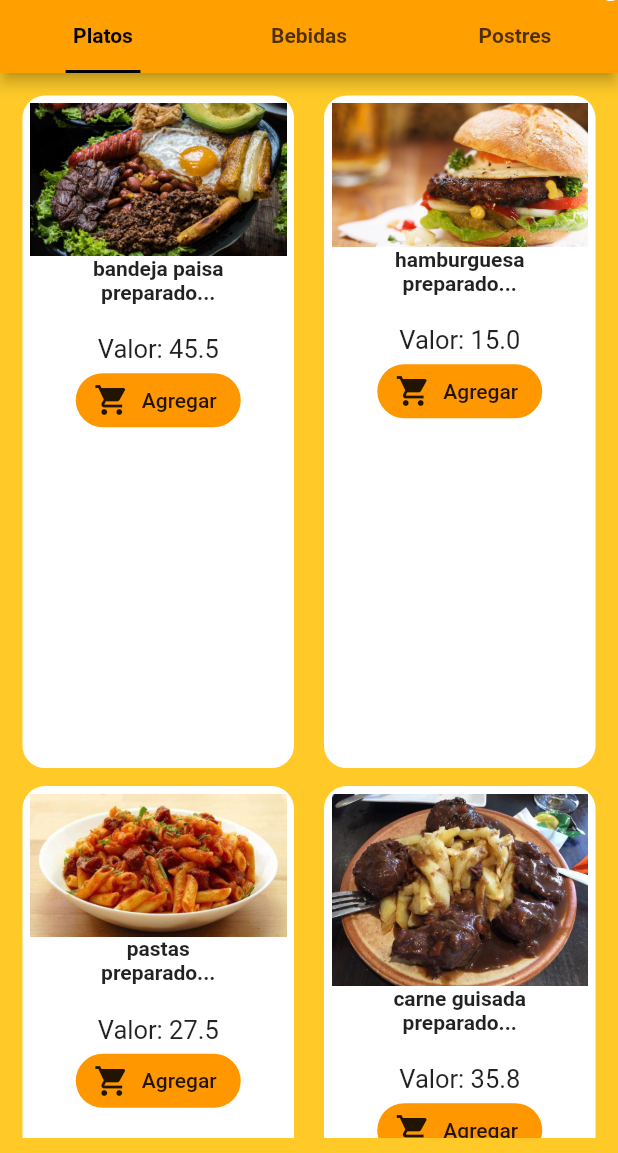
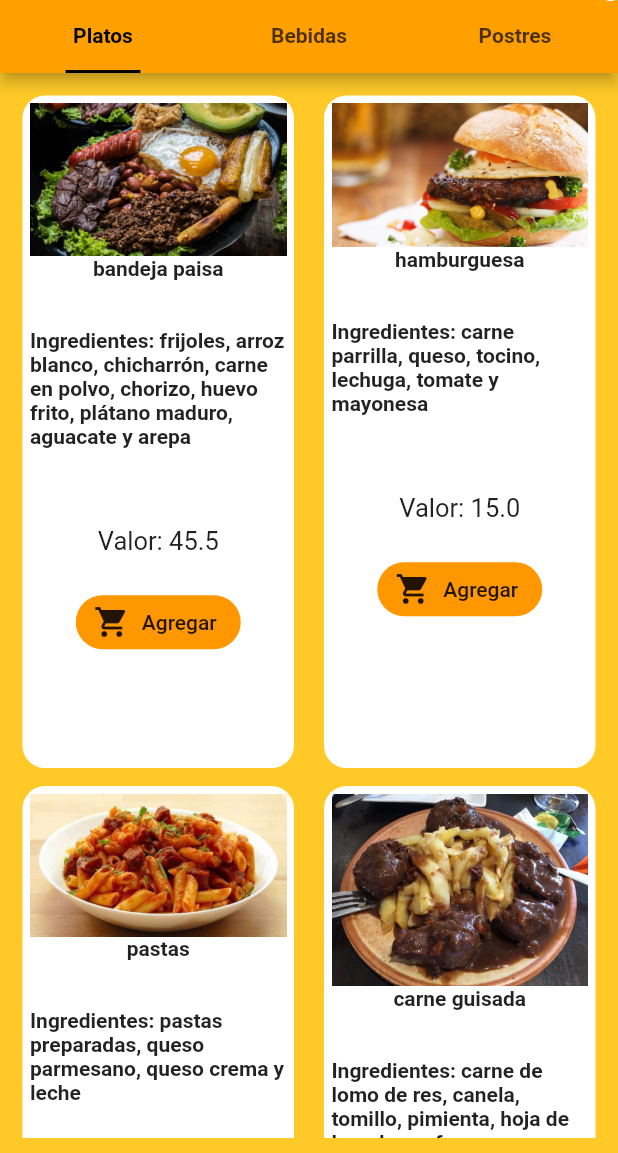
Before and after one commit to RaulRestrepoGonzalez/restaurants, a Flutter app: the Carta screen opened directly, on a phone screen of 412 x 824 dp, the part 83-1236 px from its top. Run offline on Flutter 3.47's test engine with Material 2 defaults, Android fonts, the phone set to English and light mode, and no system bars.

Commit message:
modificacion en el mapeado de la carta

```diff
--- a/lib/carta.dart
+++ b/lib/carta.dart
@@ -126,17 +126,19 @@ class _CartaState extends State<Carta> {
                         children: <Widget>[
                           Image.asset("assets/image/" + platos[index].imagen),
                           Text(
-                            platos[index].nombre,
+                            platos[index].nombre + '\n\n',
                             style: TextStyle(fontWeight: FontWeight.bold),
                           ),
                           Text(
-                            platos[index].descripcion,
+                            platos[index].descripcion + '\n\n',
                             style: TextStyle(fontWeight: FontWeight.bold),
                           ),
                           Padding(
                             padding: EdgeInsets.only(top: 20),
                             child: Text(
-                              "Valor: " + platos[index].precio.toString(),
+                              "Valor: " +
+                                  platos[index].precio.toString() +
+                                  '\n',
                               style: TextStyle(fontSize: 17),
                             ),
                           ),
@@ -199,17 +201,19 @@ class _CartaState extends State<Carta> {
                         children: <Widget>[
                           Image.asset("assets/image/" + bebidas[index].imagen),
                           Text(
-                            bebidas[index].nombre,
+                            bebidas[index].nombre + '\n\n',
                             style: TextStyle(fontWeight: FontWeight.bold),
                           ),
                           Text(
-                            bebidas[index].descripcion,
+                            bebidas[index].descripcion + '\n\n',
                             style: TextStyle(fontWeight: FontWeight.bold),
                           ),
                           Padding(
                             padding: EdgeInsets.only(top: 20),
                             child: Text(
-                              "Valor: " + bebidas[index].precio.toString(),
+                              "Valor: " +
+                                  bebidas[index].precio.toString() +
+                                  '\n',
                               style: TextStyle(fontSize: 17),
                             ),
                           ),
@@ -272,17 +276,19 @@ class _CartaState extends State<Carta> {
                         children: <Widget>[
                           Image.asset("assets/image/" + postres[index].imagen),
                           Text(
-                            postres[index].nombre,
+                            postres[index].nombre + '\n\n',
                             style: TextStyle(fontWeight: FontWeight.bold),
                           ),
                           Text(
-                            postres[index].descripcion,
+                            postres[index].descripcion + '\n\n',
                             style: TextStyle(fontWeight: FontWeight.bold),
                           ),
                           Padding(
                             padding: EdgeInsets.only(top: 20),
                             child: Text(
-                              "Valor: " + postres[index].precio.toString(),
+                              "Valor: " +
+                                  postres[index].precio.toString() +
+                                  '\n',
                               style: TextStyle(fontSize: 17),
                             ),
                           ),
--- a/lib/models/cartaMap.dart
+++ b/lib/models/cartaMap.dart
@@ -19,25 +19,29 @@ final platos = [
       nombre: 'bandeja paisa',
       precio: 45.500,
       imagen: 'Comida-típica-de-Colombia-Platos-Imprescindibles.jpg',
-      descripcion: 'preparado...'),
+      descripcion:
+          'Ingredientes: frijoles, arroz blanco, chicharrón, carne en polvo, chorizo, huevo frito, plátano maduro, aguacate y arepa'),
   new cartaMap(
       id: 2,
       nombre: 'hamburguesa',
       precio: 15.000,
       imagen: 'comida-rapida-casera.jpg',
-      descripcion: 'preparado...'),
+      descripcion:
+          'Ingredientes: carne parrilla, queso, tocino, lechuga, tomate y mayonesa'),
   new cartaMap(
       id: 3,
       nombre: 'pastas',
       precio: 27.500,
       imagen: 'Recetas-de-comidas-para-niños.jpg',
-      descripcion: 'preparado...'),
+      descripcion:
+          'Ingredientes: pastas preparadas, queso parmesano, queso crema y leche'),
   new cartaMap(
       id: 4,
       nombre: 'carne guisada',
       precio: 35.800,
       imagen: 'cocina-tradicional-calidad.jpg',
-      descripcion: 'preparado...'),
+      descripcion:
+          'Ingredientes: carne de lomo de res, canela, tomillo, pimienta, hoja de laurel, pan frances y papa'),
 ];
 
 final bebidas = [
@@ -46,7 +50,8 @@ final bebidas = [
       nombre: 'limonada',
       precio: 18.000,
       imagen: 'limon.jpg',
-      descripcion: 'preparado...'),
+      descripcion:
+          'Ingredientes: limon mas el añadido elegido por el cliente (cereza, coco, vodka)'),
   new cartaMap(
       id: 6,
       nombre: 'jugo de naranja',
```
